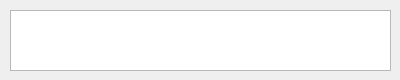
This is Vista/ui/propietario_cuenta_mayor_saldo.ui in Kronos5544/SGBG as Qt 5 draws it before an edit. The edited form follows.
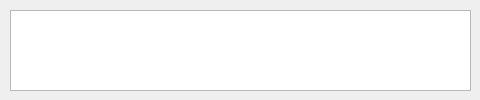
This is the edited form.

Commit message: Se ha arreglado un error en el Banco que hacía que en vez del cliente se devolviera solo su ṕosición en la lista en la funcion CuentaMayorSaldo. Se creó el presentador y la vista de la ventana Propietario de Cuenta de Mayor Saldo. La aplicación ya es capaz de mostrar los datos del cliente con la cuenta de mayor saldo en una tabla

The edit to the form file:
```diff
--- a/Vista/ui/propietario_cuenta_mayor_saldo.ui
+++ b/Vista/ui/propietario_cuenta_mayor_saldo.ui
@@ -6,10 +6,22 @@
    <rect>
     <x>0</x>
     <y>0</y>
-    <width>400</width>
-    <height>80</height>
+    <width>480</width>
+    <height>100</height>
    </rect>
   </property>
+  <property name="minimumSize">
+   <size>
+    <width>480</width>
+    <height>100</height>
+   </size>
+  </property>
+  <property name="maximumSize">
+   <size>
+    <width>480</width>
+    <height>100</height>
+   </size>
+  </property>
   <property name="windowTitle">
    <string>Form</string>
   </property>
@@ -18,20 +30,20 @@
     <rect>
      <x>10</x>
      <y>10</y>
-     <width>381</width>
-     <height>61</height>
+     <width>461</width>
+     <height>81</height>
     </rect>
    </property>
    <property name="minimumSize">
     <size>
-     <width>381</width>
-     <height>61</height>
+     <width>0</width>
+     <height>0</height>
     </size>
    </property>
    <property name="maximumSize">
     <size>
-     <width>381</width>
-     <height>61</height>
+     <width>1920</width>
+     <height>1080</height>
     </size>
    </property>
    <property name="editTriggers">
```
Left out of the diff: 2 changed lines with no effect on the pictures. The commit also changes 5 other files.
